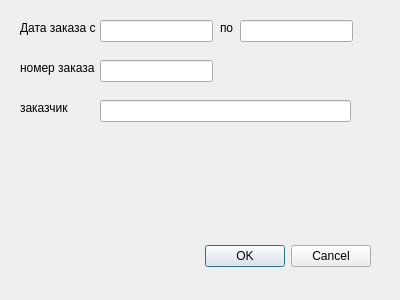
leoneii/ixjournal, file finddial.ui: the form before one commit.
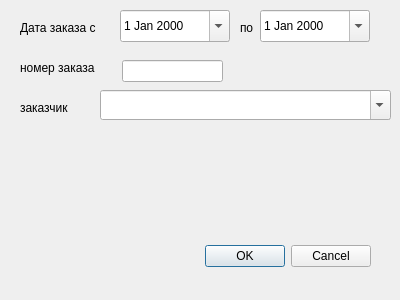
The form after the commit.

Diff of the .ui file:
```diff
--- a/finddial.ui
+++ b/finddial.ui
@@ -34,7 +34,7 @@
     <rect>
      <x>20</x>
      <y>20</y>
-     <width>81</width>
+     <width>91</width>
      <height>16</height>
     </rect>
    </property>
@@ -42,20 +42,10 @@
     <string>Дата заказа с</string>
    </property>
   </widget>
-  <widget class="QLineEdit" name="lineEdit_dateStart">
-   <property name="geometry">
-    <rect>
-     <x>100</x>
-     <y>20</y>
-     <width>113</width>
-     <height>22</height>
-    </rect>
-   </property>
-  </widget>
   <widget class="QLabel" name="label_date_2">
    <property name="geometry">
     <rect>
-     <x>220</x>
+     <x>240</x>
      <y>20</y>
      <width>21</width>
      <height>16</height>
@@ -65,22 +55,12 @@
     <string>по</string>
    </property>
   </widget>
-  <widget class="QLineEdit" name="lineEdit_dateEnd">
-   <property name="geometry">
-    <rect>
-     <x>240</x>
-     <y>20</y>
-     <width>113</width>
-     <height>22</height>
-    </rect>
-   </property>
-  </widget>
   <widget class="QLabel" name="label_date_3">
    <property name="geometry">
     <rect>
      <x>20</x>
      <y>60</y>
-     <width>81</width>
+     <width>91</width>
      <height>16</height>
     </rect>
    </property>
@@ -91,9 +71,9 @@
   <widget class="QLineEdit" name="lineEdit_numbZak">
    <property name="geometry">
     <rect>
-     <x>100</x>
+     <x>122</x>
      <y>60</y>
-     <width>113</width>
+     <width>101</width>
      <height>22</height>
     </rect>
    </property>
@@ -111,14 +91,43 @@
     <string>заказчик</string>
    </property>
   </widget>
-  <widget class="QLineEdit" name="lineEdit_nameZak">
+  <widget class="QComboBox" name="comboBox_cont">
    <property name="geometry">
     <rect>
      <x>100</x>
-     <y>100</y>
-     <width>251</width>
-     <height>22</height>
+     <y>90</y>
+     <width>291</width>
+     <height>30</height>
     </rect>
+   </property>
+   <property name="editable">
+    <bool>true</bool>
+   </property>
+  </widget>
+  <widget class="QDateEdit" name="dateEdit_Start">
+   <property name="geometry">
+    <rect>
+     <x>120</x>
+     <y>10</y>
+     <width>110</width>
+     <height>32</height>
+    </rect>
+   </property>
+   <property name="calendarPopup">
+    <bool>true</bool>
+   </property>
+  </widget>
+  <widget class="QDateEdit" name="dateEdit_End">
+   <property name="geometry">
+    <rect>
+     <x>260</x>
+     <y>10</y>
+     <width>110</width>
+     <height>32</height>
+    </rect>
+   </property>
+   <property name="calendarPopup">
+    <bool>true</bool>
    </property>
   </widget>
  </widget>
```
